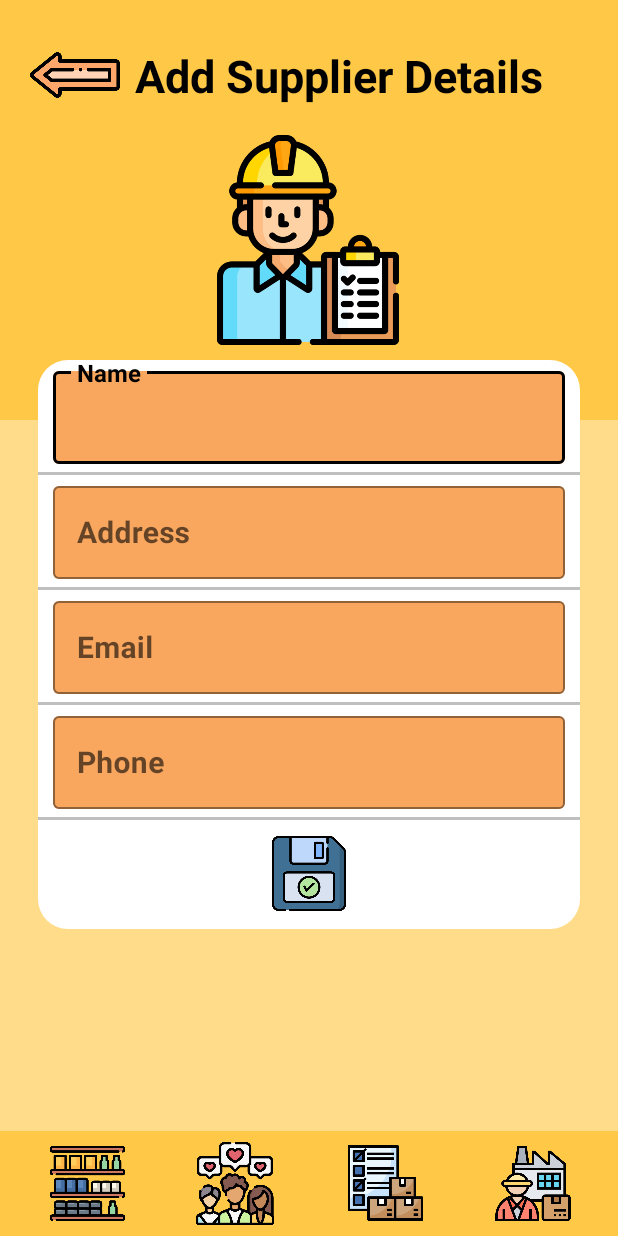
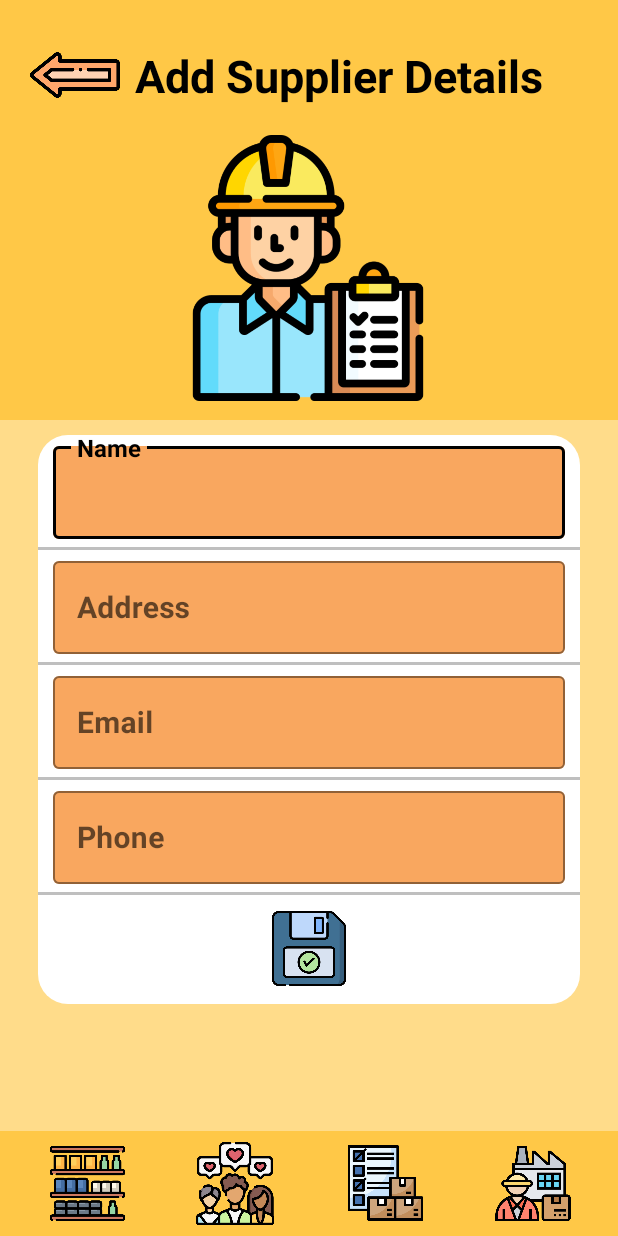
Before and after one commit to ChirathJ/Peaky-Blinders-MAD-Project, an Android app: the AddSupplier screen opened directly, with no data from a screen before it, on a phone screen of 412 x 824 dp. Run offline under Robolectric (Android 15) with nearby library versions, the phone set to English and light mode, and no system bars; Roboto replaces fonts that are not available here.

Commit message:
error fixing commit

```diff
--- a/app/src/main/res/layout/activity_add_supplier.xml
+++ b/app/src/main/res/layout/activity_add_supplier.xml
@@ -48,8 +48,8 @@
 
         <ImageView
             android:id="@+id/imageV5"
-            android:layout_width="160dp"
-            android:layout_height="140dp"
+            android:layout_width="192dp"
+            android:layout_height="177dp"
             android:layout_marginTop="90dp"
             android:contentDescription="@string/top_icon"
             app:layout_constraintEnd_toEndOf="parent"
@@ -65,7 +65,7 @@
                 android:layout_width="match_parent"
                 android:layout_height="wrap_content"
                 android:layout_marginStart="25dp"
-                android:layout_marginTop="240dp"
+                android:layout_marginTop="290dp"
                 android:layout_marginEnd="25dp"
                 android:background="@drawable/white_background"
                 android:orientation="vertical"
@@ -175,8 +175,7 @@
                         <com.google.android.material.textfield.TextInputEditText
                             android:id="@+id/supplierEmail1"
                             android:layout_width="match_parent"
-                            android:layout_height="wrap_content"
-                            android:inputType="number"/>
+                            android:layout_height="wrap_content" />
 
                     </com.google.android.material.textfield.TextInputLayout>
                 </LinearLayout>
--- a/app/src/main/res/layout/activity_update_supplier.xml
+++ b/app/src/main/res/layout/activity_update_supplier.xml
@@ -207,7 +207,7 @@
                     android:orientation="horizontal">
 
                     <com.google.android.material.textfield.TextInputLayout
-                        android:id="@+id/upQuantity"
+                        android:id="@+id/upEmail"
                         style="@style/Widget.MaterialComponents.TextInputLayout.OutlinedBox"
                         android:layout_width="match_parent"
                         android:layout_height="wrap_content"
@@ -246,7 +246,7 @@
                     android:orientation="horizontal">
 
                     <com.google.android.material.textfield.TextInputLayout
-                        android:id="@+id/upUnitPrice"
+                        android:id="@+id/upPhone"
                         style="@style/Widget.MaterialComponents.TextInputLayout.OutlinedBox"
                         android:layout_width="match_parent"
                         android:layout_height="wrap_content"
```
